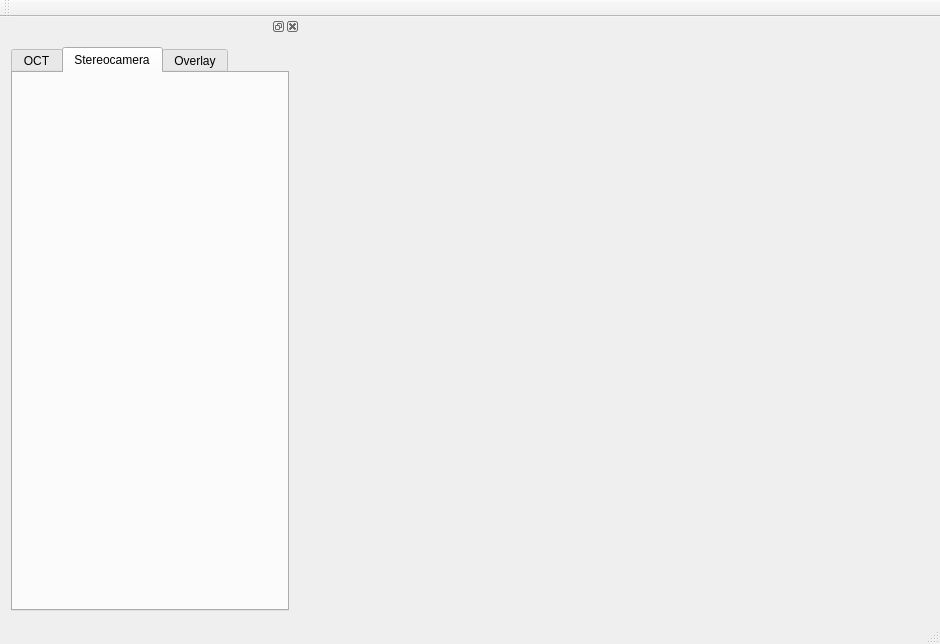
First picture: the form in form.ui, repository 1danielcoelho/OCT_overlay, before the edit.
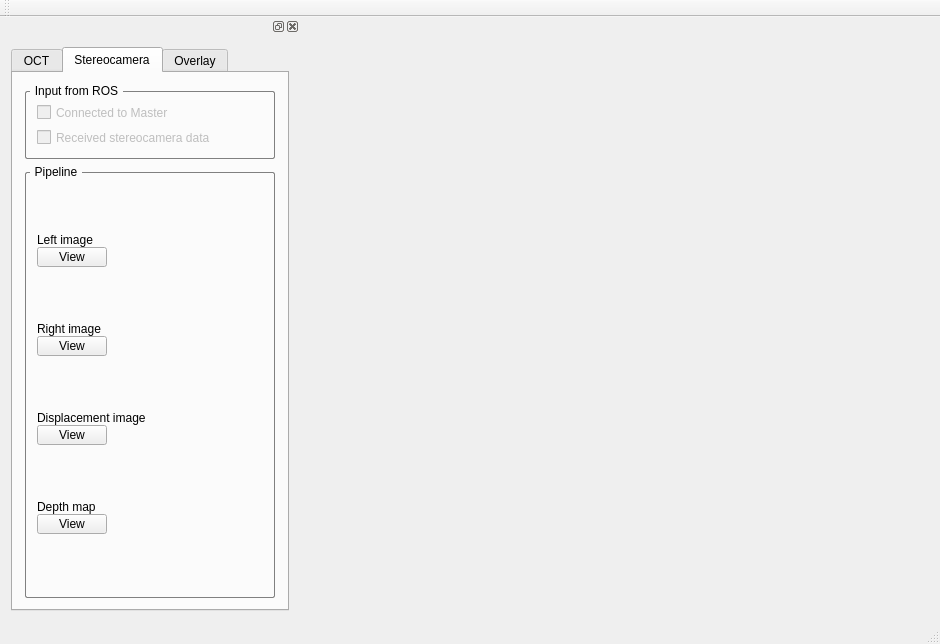
Second picture: the form after the edit. The open tabs and pages were chosen to show the change. Custom widgets are drawn as their Qt base class.

Commit message: UI changes; Design of stereocamera and overlay tabs; Fixed SIGABRT when subscriptions were deleted before the synchronizer had disconnected them

Diff of the .ui file:
```diff
--- a/form.ui
+++ b/form.ui
@@ -49,7 +49,7 @@
    <property name="minimumSize">
     <size>
      <width>300</width>
-     <height>90</height>
+     <height>568</height>
     </size>
    </property>
    <property name="maximumSize">
@@ -721,6 +721,456 @@
         <attribute name="title">
          <string>Stereocamera</string>
         </attribute>
+        <layout class="QGridLayout" name="gridLayout_9">
+         <item row="0" column="0">
+          <widget class="QGroupBox" name="input_from_ROS_groupbox_2">
+           <property name="sizePolicy">
+            <sizepolicy hsizetype="Preferred" vsizetype="MinimumExpanding">
+             <horstretch>0</horstretch>
+             <verstretch>0</verstretch>
+            </sizepolicy>
+           </property>
+           <property name="minimumSize">
+            <size>
+             <width>250</width>
+             <height>75</height>
+            </size>
+           </property>
+           <property name="maximumSize">
+            <size>
+             <width>250</width>
+             <height>75</height>
+            </size>
+           </property>
+           <property name="styleSheet">
+            <string notr="true">QGroupBox
+{
+border: 1px solid gray;
+border-radius: 2px;
+margin-top: 7px;
+}
+
+QGroupBox::title {
+    subcontrol-origin: margin;
+    left: 5px;
+    padding: 0 3px 0 3px;
+}</string>
+           </property>
+           <property name="title">
+            <string>Input from ROS</string>
+           </property>
+           <layout class="QGridLayout" name="gridLayout_7">
+            <item row="0" column="0">
+             <widget class="QCheckBox" name="connected_master_checkbox_2">
+              <property name="enabled">
+               <bool>false</bool>
+              </property>
+              <property name="text">
+               <string>Connected to Master</string>
+              </property>
+              <property name="checkable">
+               <bool>true</bool>
+              </property>
+             </widget>
+            </item>
+            <item row="1" column="0">
+             <widget class="QCheckBox" name="received_stereocam_data_checkbox">
+              <property name="enabled">
+               <bool>false</bool>
+              </property>
+              <property name="text">
+               <string>Received stereocamera data</string>
+              </property>
+              <property name="checkable">
+               <bool>true</bool>
+              </property>
+             </widget>
+            </item>
+           </layout>
+          </widget>
+         </item>
+         <item row="1" column="0">
+          <widget class="QGroupBox" name="pipeline_groupbox_2">
+           <property name="sizePolicy">
+            <sizepolicy hsizetype="Preferred" vsizetype="MinimumExpanding">
+             <horstretch>0</horstretch>
+             <verstretch>0</verstretch>
+            </sizepolicy>
+           </property>
+           <property name="minimumSize">
+            <size>
+             <width>250</width>
+             <height>200</height>
+            </size>
+           </property>
+           <property name="maximumSize">
+            <size>
+             <width>250</width>
+             <height>500</height>
+            </size>
+           </property>
+           <property name="styleSheet">
+            <string notr="true">QGroupBox
+{
+border: 1px solid gray;
+border-radius: 2px;
+margin-top: 7px;
+}
+
+QGroupBox::title {
+    subcontrol-origin: margin;
+    left: 5px;
+    padding: 0 3px 0 3px;
+}</string>
+           </property>
+           <property name="title">
+            <string>Pipeline</string>
+           </property>
+           <layout class="QGridLayout" name="gridLayout_8">
+            <item row="0" column="0">
+             <layout class="QVBoxLayout" name="verticalLayout_4">
+              <property name="spacing">
+               <number>0</number>
+              </property>
+              <item>
+               <layout class="QHBoxLayout" name="horizontalLayout_8">
+                <item>
+                 <widget class="QLabel" name="left_image_label">
+                  <property name="minimumSize">
+                   <size>
+                    <width>0</width>
+                    <height>14</height>
+                   </size>
+                  </property>
+                  <property name="maximumSize">
+                   <size>
+                    <width>16777215</width>
+                    <height>14</height>
+                   </size>
+                  </property>
+                  <property name="text">
+                   <string>Left image</string>
+                  </property>
+                 </widget>
+                </item>
+                <item>
+                 <spacer name="horizontalSpacer_9">
+                  <property name="orientation">
+                   <enum>Qt::Horizontal</enum>
+                  </property>
+                  <property name="sizeHint" stdset="0">
+                   <size>
+                    <width>40</width>
+                    <height>14</height>
+                   </size>
+                  </property>
+                 </spacer>
+                </item>
+               </layout>
+              </item>
+              <item>
+               <layout class="QHBoxLayout" name="horizontalLayout_9">
+                <item>
+                 <widget class="QPushButton" name="view_left_image_button">
+                  <property name="sizePolicy">
+                   <sizepolicy hsizetype="Fixed" vsizetype="Fixed">
+                    <horstretch>0</horstretch>
+                    <verstretch>0</verstretch>
+                   </sizepolicy>
+                  </property>
+                  <property name="minimumSize">
+                   <size>
+                    <width>70</width>
+                    <height>20</height>
+                   </size>
+                  </property>
+                  <property name="maximumSize">
+                   <size>
+                    <width>70</width>
+                    <height>20</height>
+                   </size>
+                  </property>
+                  <property name="text">
+                   <string>View</string>
+                  </property>
+                 </widget>
+                </item>
+                <item>
+                 <spacer name="horizontalSpacer_10">
+                  <property name="orientation">
+                   <enum>Qt::Horizontal</enum>
+                  </property>
+                  <property name="sizeHint" stdset="0">
+                   <size>
+                    <width>40</width>
+                    <height>14</height>
+                   </size>
+                  </property>
+                 </spacer>
+                </item>
+               </layout>
+              </item>
+             </layout>
+            </item>
+            <item row="1" column="0">
+             <layout class="QVBoxLayout" name="verticalLayout_5">
+              <property name="spacing">
+               <number>0</number>
+              </property>
+              <item>
+               <layout class="QHBoxLayout" name="horizontalLayout_10">
+                <item>
+                 <widget class="QLabel" name="right_image_label">
+                  <property name="minimumSize">
+                   <size>
+                    <width>0</width>
+                    <height>14</height>
+                   </size>
+                  </property>
+                  <property name="maximumSize">
+                   <size>
+                    <width>16777215</width>
+                    <height>14</height>
+                   </size>
+                  </property>
+                  <property name="text">
+                   <string>Right image</string>
+                  </property>
+                 </widget>
+                </item>
+                <item>
+                 <spacer name="horizontalSpacer_11">
+                  <property name="orientation">
+                   <enum>Qt::Horizontal</enum>
+                  </property>
+                  <property name="sizeHint" stdset="0">
+                   <size>
+                    <width>40</width>
+                    <height>14</height>
+                   </size>
+                  </property>
+                 </spacer>
+                </item>
+               </layout>
+              </item>
+              <item>
+               <layout class="QHBoxLayout" name="horizontalLayout_11">
+                <item>
+                 <widget class="QPushButton" name="view_right_image_button">
+                  <property name="sizePolicy">
+                   <sizepolicy hsizetype="Fixed" vsizetype="Fixed">
+                    <horstretch>0</horstretch>
+                    <verstretch>0</verstretch>
+                   </sizepolicy>
+                  </property>
+                  <property name="minimumSize">
+                   <size>
+                    <width>70</width>
+                    <height>20</height>
+                   </size>
+                  </property>
+                  <property name="maximumSize">
+                   <size>
+                    <width>70</width>
+                    <height>20</height>
+                   </size>
+                  </property>
+                  <property name="text">
+                   <string>View</string>
+                  </property>
+                 </widget>
+                </item>
+                <item>
+                 <spacer name="horizontalSpacer_12">
+                  <property name="orientation">
+                   <enum>Qt::Horizontal</enum>
+                  </property>
+                  <property name="sizeHint" stdset="0">
+                   <size>
+                    <width>40</width>
+                    <height>14</height>
+                   </size>
+                  </property>
+                 </spacer>
+                </item>
+               </layout>
+              </item>
+             </layout>
+            </item>
+            <item row="2" column="0">
+             <layout class="QVBoxLayout" name="verticalLayout_7">
+              <property name="spacing">
+               <number>0</number>
+              </property>
+              <item>
+               <layout class="QHBoxLayout" name="horizontalLayout_14">
+                <item>
+                 <widget class="QLabel" name="disp_image_label">
+                  <property name="minimumSize">
+                   <size>
+                    <width>0</width>
+                    <height>14</height>
+                   </size>
+                  </property>
+                  <property name="maximumSize">
+                   <size>
+                    <width>16777215</width>
+                    <height>14</height>
+                   </size>
+                  </property>
+                  <property name="text">
+                   <string>Displacement image</string>
+                  </property>
+                 </widget>
+                </item>
+                <item>
+                 <spacer name="horizontalSpacer_15">
+                  <property name="orientation">
+                   <enum>Qt::Horizontal</enum>
+                  </property>
+                  <property name="sizeHint" stdset="0">
+                   <size>
+                    <width>40</width>
+                    <height>14</height>
+                   </size>
+                  </property>
+                 </spacer>
+                </item>
+               </layout>
+              </item>
+              <item>
+               <layout class="QHBoxLayout" name="horizontalLayout_15">
+                <item>
+                 <widget class="QPushButton" name="view_disp_image_button">
+                  <property name="sizePolicy">
+                   <sizepolicy hsizetype="Fixed" vsizetype="Fixed">
+                    <horstretch>0</horstretch>
+                    <verstretch>0</verstretch>
+                   </sizepolicy>
+                  </property>
+                  <property name="minimumSize">
+                   <size>
+                    <width>70</width>
+                    <height>20</height>
+                   </size>
+                  </property>
+                  <property name="maximumSize">
+                   <size>
+                    <width>70</width>
+                    <height>20</height>
+                   </size>
+                  </property>
+                  <property name="text">
+                   <string>View</string>
+                  </property>
+                 </widget>
+                </item>
+                <item>
+                 <spacer name="horizontalSpacer_16">
+                  <property name="orientation">
+                   <enum>Qt::Horizontal</enum>
+                  </property>
+                  <property name="sizeHint" stdset="0">
+                   <size>
+                    <width>40</width>
+                    <height>14</height>
+                   </size>
+                  </property>
+                 </spacer>
+                </item>
+               </layout>
+              </item>
+             </layout>
+            </item>
+            <item row="3" column="0">
+             <layout class="QVBoxLayout" name="verticalLayout_8">
+              <property name="spacing">
+               <number>0</number>
+              </property>
+              <item>
+               <layout class="QHBoxLayout" name="horizontalLayout_16">
+                <item>
+                 <widget class="QLabel" name="depth_map_label">
+                  <property name="minimumSize">
+                   <size>
+                    <width>0</width>
+                    <height>14</height>
+                   </size>
+                  </property>
+                  <property name="maximumSize">
+                   <size>
+                    <width>16777215</width>
+                    <height>14</height>
+                   </size>
+                  </property>
+                  <property name="text">
+                   <string>Depth map</string>
+                  </property>
+                 </widget>
+                </item>
+                <item>
+                 <spacer name="horizontalSpacer_17">
+                  <property name="orientation">
+                   <enum>Qt::Horizontal</enum>
+                  </property>
+                  <property name="sizeHint" stdset="0">
+                   <size>
+                    <width>40</width>
+                    <height>14</height>
+                   </size>
+                  </property>
+                 </spacer>
+                </item>
+               </layout>
+              </item>
+              <item>
+               <layout class="QHBoxLayout" name="horizontalLayout_17">
+                <item>
+                 <widget class="QPushButton" name="view_depth_image_button">
+                  <property name="sizePolicy">
+                   <sizepolicy hsizetype="Fixed" vsizetype="Fixed">
+                    <horstretch>0</horstretch>
+                    <verstretch>0</verstretch>
+                   </sizepolicy>
+                  </property>
+                  <property name="minimumSize">
+                   <size>
+                    <width>70</width>
+                    <height>20</height>
+                   </size>
+                  </property>
+                  <property name="maximumSize">
+                   <size>
+                    <width>70</width>
+                    <height>20</height>
+                   </size>
+                  </property>
+                  <property name="text">
+                   <string>View</string>
+                  </property>
+                 </widget>
+                </item>
+                <item>
+                 <spacer name="horizontalSpacer_18">
+                  <property name="orientation">
+                   <enum>Qt::Horizontal</enum>
+                  </property>
+                  <property name="sizeHint" stdset="0">
+                   <size>
+                    <width>40</width>
+                    <height>14</height>
+                   </size>
+                  </property>
+                 </spacer>
+                </item>
+               </layout>
+              </item>
+             </layout>
+            </item>
+           </layout>
+          </widget>
+         </item>
+        </layout>
        </widget>
        <widget class="QWidget" name="Overlay">
         <attribute name="title">
```
Left out of the diff: 939 changed lines with no effect on the pictures. Lines whose indentation alone changed are shown as unchanged. The commit also changes 3 other files.
